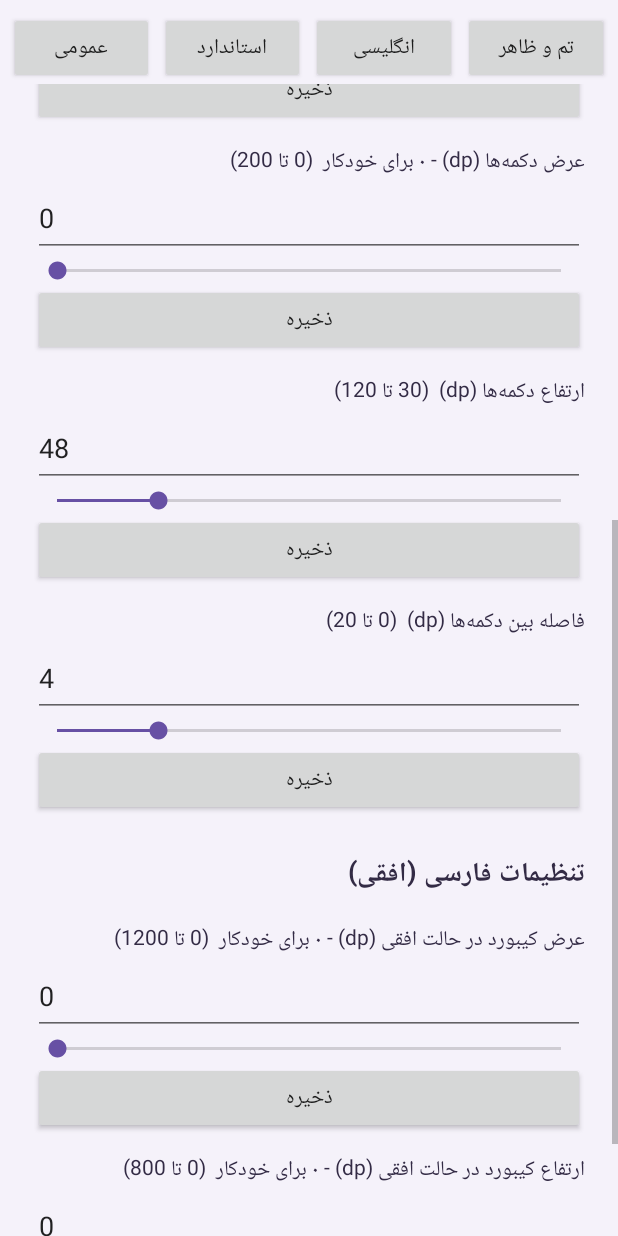
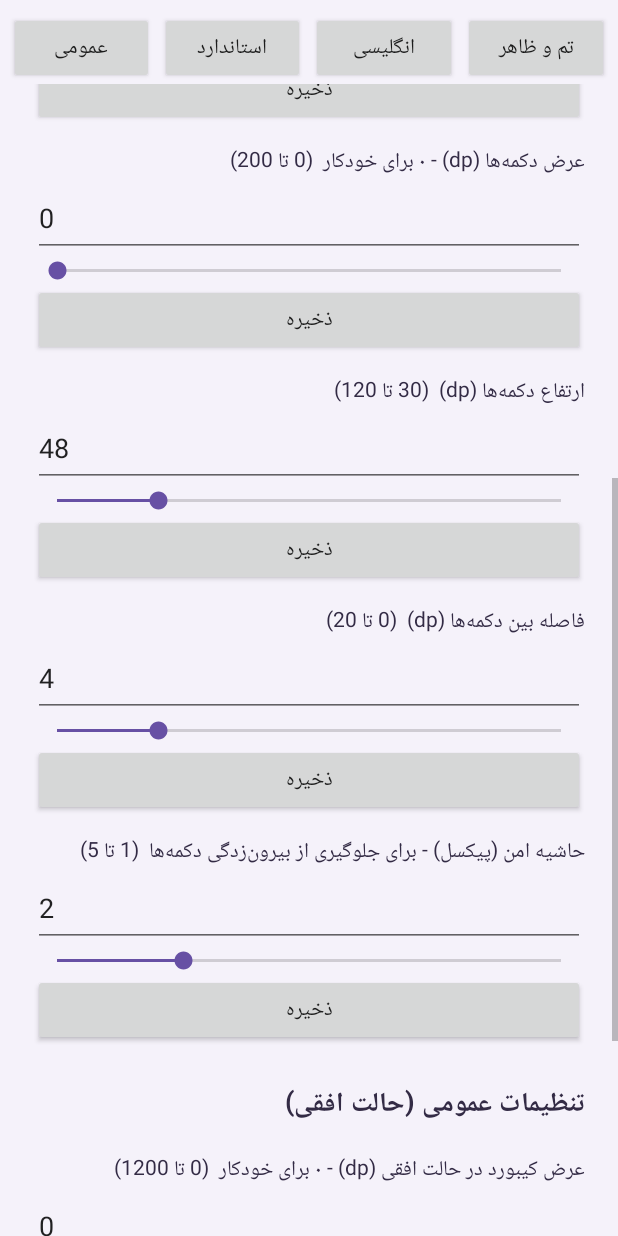
Before and after one commit to smhosseini397/keyboard, an Android app: the screen it shows after launch (SettingsActivity), scrolled down 537 dp, on a phone screen of 412 x 824 dp. Run offline under Robolectric (Android 15) with nearby library versions, the phone set to English and light mode, and no system bars.

Commit message:
Update SettingsActivity.kt

```diff
--- a/app/src/main/java/com/farshekashan/keyfarsi/SettingsActivity.kt
+++ b/app/src/main/java/com/farshekashan/keyfarsi/SettingsActivity.kt
@@ -161,14 +161,17 @@ class SettingsActivity : Activity() {
         }
         outer.addView(choose, match())
 
-        outer.addView(sectionTitle("تنظیمات فارسی (عمودی)"))
+        outer.addView(sectionTitle("تنظیمات عمومی (حالت عمودی)"))
         addNumberField(outer, "عرض کیبورد فارسی (dp)", "fa_keyboard_width", 360, 0, 1200)
         addNumberField(outer, "ارتفاع کل کیبورد فارسی (dp)", "fa_keyboard_height", 270, 150, 800)
         addNumberField(outer, "عرض دکمه‌ها (dp) - ۰ برای خودکار", "fa_key_width", 0, 0, 200)
         addNumberField(outer, "ارتفاع دکمه‌ها (dp)", "fa_key_height", 48, 30, 120)
         addNumberField(outer, "فاصله بین دکمه‌ها (dp)", "fa_key_gap", 4, 0, 20)
 
-        outer.addView(sectionTitle("تنظیمات فارسی (افقی)"))
+        // ✅ فیلد جدید: حاشیه امن (۱ تا ۵ پیکسل)
+        addNumberField(outer, "حاشیه امن (پیکسل) - برای جلوگیری از بیرون‌زدگی دکمه‌ها", "keyboard_padding", 2, 1, 5)
+
+        outer.addView(sectionTitle("تنظیمات عمومی (حالت افقی)"))
         addNumberField(outer, "عرض کیبورد در حالت افقی (dp) - ۰ برای خودکار", "keyboard_width_landscape", 0, 0, 1200)
         addNumberField(outer, "ارتفاع کیبورد در حالت افقی (dp) - ۰ برای خودکار", "keyboard_height_landscape", 0, 0, 800)
 
@@ -315,6 +318,7 @@ class SettingsActivity : Activity() {
                     .putInt("standard_key_height", 0)
                     .putInt("standard_key_gap", -1)
                     .putInt("standard_scale", 100)
+                    .putInt("keyboard_padding", 2) // ✅ بازنشانی حاشیه امن
                     .putBoolean("dark", false)
                     .putString("theme", "default")
                     .putBoolean("standard_big_keyboard", false)
```
